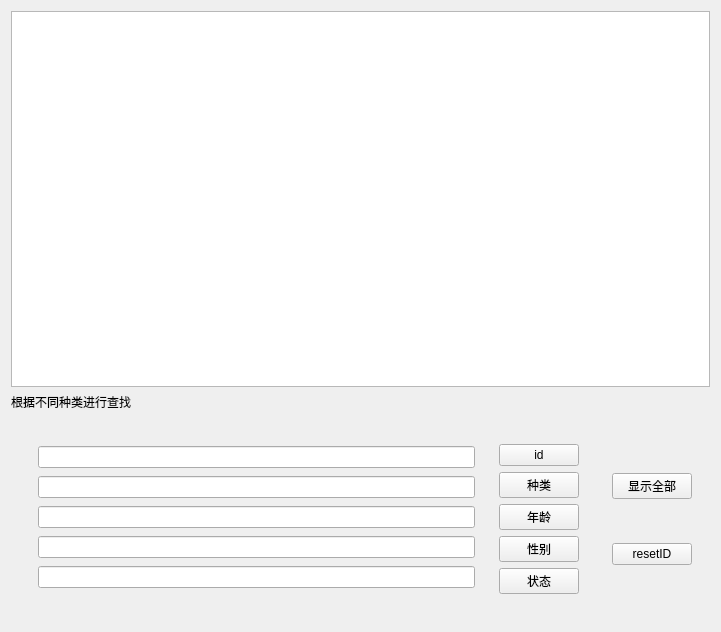
Old version of the form SmartFarm/search.ui in the repository Jacob1048596/QTwork.
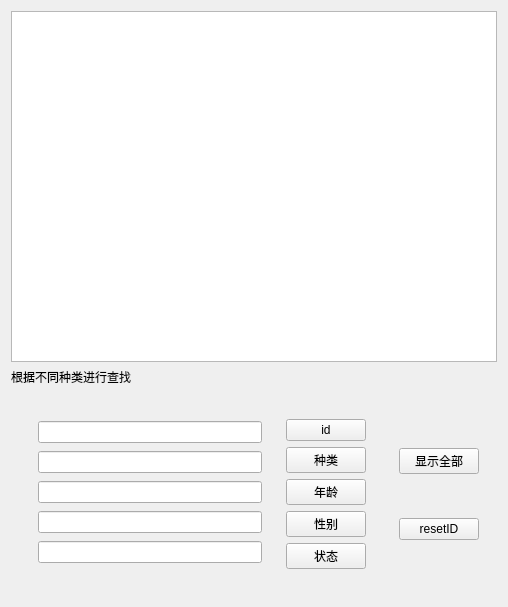
New version of the form.

```diff
--- a/SmartFarm/search.ui
+++ b/SmartFarm/search.ui
@@ -6,25 +6,25 @@
    <rect>
     <x>0</x>
     <y>0</y>
-    <width>721</width>
-    <height>632</height>
+    <width>508</width>
+    <height>607</height>
    </rect>
   </property>
   <property name="windowTitle">
    <string>Form</string>
   </property>
-  <layout class="QVBoxLayout" name="verticalLayout_4">
-   <item>
-    <widget class="QTableView" name="tableView"/>
-   </item>
-   <item>
+  <layout class="QGridLayout" name="gridLayout">
+   <item row="1" column="0">
     <widget class="QLabel" name="label">
      <property name="text">
       <string>根据不同种类进行查找</string>
      </property>
     </widget>
    </item>
-   <item>
+   <item row="0" column="0">
+    <widget class="QTableView" name="tableView"/>
+   </item>
+   <item row="2" column="0">
     <widget class="QWidget" name="widget_5" native="true">
      <layout class="QHBoxLayout" name="horizontalLayout_2">
       <item>
```
Left out of the diff: 2 changed lines with no effect on the pictures.
